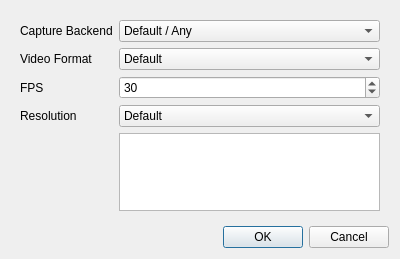
Qt form src/video_settings.ui (ThomasMcCrossin/scoresight) before a commit.
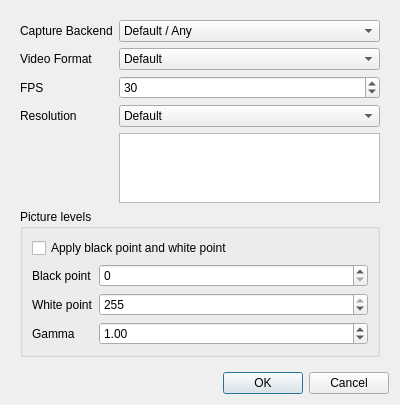
The same form after that commit.

Commit message: Add picture levels: a black point, white point and gamma

Patch:
```diff
--- a/src/video_settings.ui
+++ b/src/video_settings.ui
@@ -127,6 +127,97 @@
       <item row="5" column="1">
        <widget class="QPlainTextEdit" name="plainTextEdit_videoProps"/>
       </item>
+      <item row="6" column="0" colspan="2">
+       <widget class="QGroupBox" name="groupBox_pictureLevels">
+        <property name="title">
+         <string>Picture levels</string>
+        </property>
+        <property name="toolTip">
+         <string>Cut what a dim LED or LCD display shows for the segments that are off (ghosting), and stretch the lit segments back to full white. Applies to the whole picture: the preview, Binary View and the OCR.</string>
+        </property>
+        <layout class="QFormLayout" name="formLayout_pictureLevels">
+         <item row="0" column="0" colspan="2">
+          <widget class="QCheckBox" name="checkBox_pictureLevels">
+           <property name="toolTip">
+            <string>Apply a black point, a white point and a gamma to every frame. Off by default.</string>
+           </property>
+           <property name="text">
+            <string>Apply black point and white point</string>
+           </property>
+          </widget>
+         </item>
+         <item row="1" column="0">
+          <widget class="QLabel" name="label_blackPoint">
+           <property name="text">
+            <string>Black point</string>
+           </property>
+          </widget>
+         </item>
+         <item row="1" column="1">
+          <widget class="QSpinBox" name="spinBox_blackPoint">
+           <property name="toolTip">
+            <string>Every gray level up to this one becomes black. Raise it past the level the display shows for segments that are off (the ghosting), and below the lit segments.</string>
+           </property>
+           <property name="maximum">
+            <number>254</number>
+           </property>
+          </widget>
+         </item>
+         <item row="2" column="0">
+          <widget class="QLabel" name="label_whitePoint">
+           <property name="text">
+            <string>White point</string>
+           </property>
+          </widget>
+         </item>
+         <item row="2" column="1">
+          <widget class="QSpinBox" name="spinBox_whitePoint">
+           <property name="toolTip">
+            <string>Every gray level from this one up becomes white. Keep it at or below the brightest lit segments.</string>
+           </property>
+           <property name="minimum">
+            <number>1</number>
+           </property>
+           <property name="maximum">
+            <number>255</number>
+           </property>
+           <property name="value">
+            <number>255</number>
+           </property>
+          </widget>
+         </item>
+         <item row="3" column="0">
+          <widget class="QLabel" name="label_gamma">
+           <property name="text">
+            <string>Gamma</string>
+           </property>
+          </widget>
+         </item>
+         <item row="3" column="1">
+          <widget class="QDoubleSpinBox" name="doubleSpinBox_gamma">
+           <property name="toolTip">
+            <string>Brightens (above 1) or darkens (below 1) the midtones after the levels. 1.00 leaves them as they are.</string>
+           </property>
+           <property name="decimals">
+            <number>2</number>
+           </property>
+           <property name="minimum">
+            <double>0.100000000000000</double>
+           </property>
+           <property name="maximum">
+            <double>10.000000000000000</double>
+           </property>
+           <property name="singleStep">
+            <double>0.100000000000000</double>
+           </property>
+           <property name="value">
+            <double>1.000000000000000</double>
+           </property>
+          </widget>
+         </item>
+        </layout>
+       </widget>
+      </item>
       <item row="1" column="0">
        <widget class="QLabel" name="label_4">
         <property name="text">
```
The commit also changes 24 other files.
